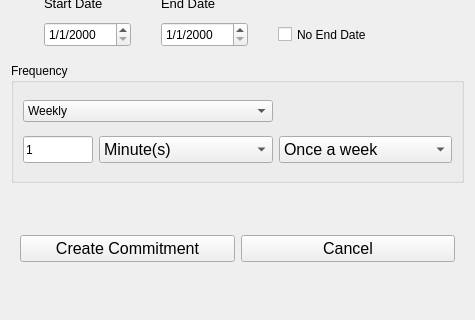
The window that Tasker/CreateCommitmentQWidget.ui (thebigG/Tasker) describes before a commit, drawn with Qt 5; both pictures show x 0 to 475 and y 155 to 475 of the 475 by 475 pixel window.
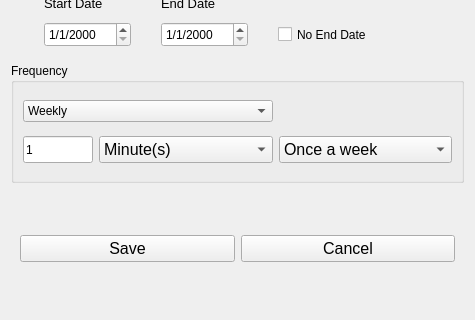
The same window after the commit.

Commit message: -Users can edit commitments now! -TODO:Add QAction logic for "Edit Commitment" action -TODO:Add a "Debug" mode for data storage -TODO:Implement deployment pipelines for packaging Tasker for MacOS, Linux and (hopefully) Windows

```diff
--- a/Tasker/CreateCommitmentQWidget.ui
+++ b/Tasker/CreateCommitmentQWidget.ui
@@ -282,7 +282,7 @@
          </font>
         </property>
         <property name="text">
-         <string>Create Commitment</string>
+         <string>Save</string>
         </property>
        </widget>
       </item>
```
Left out of the diff: 4 changed lines with no effect on the pictures. The commit also changes 11 other files.
